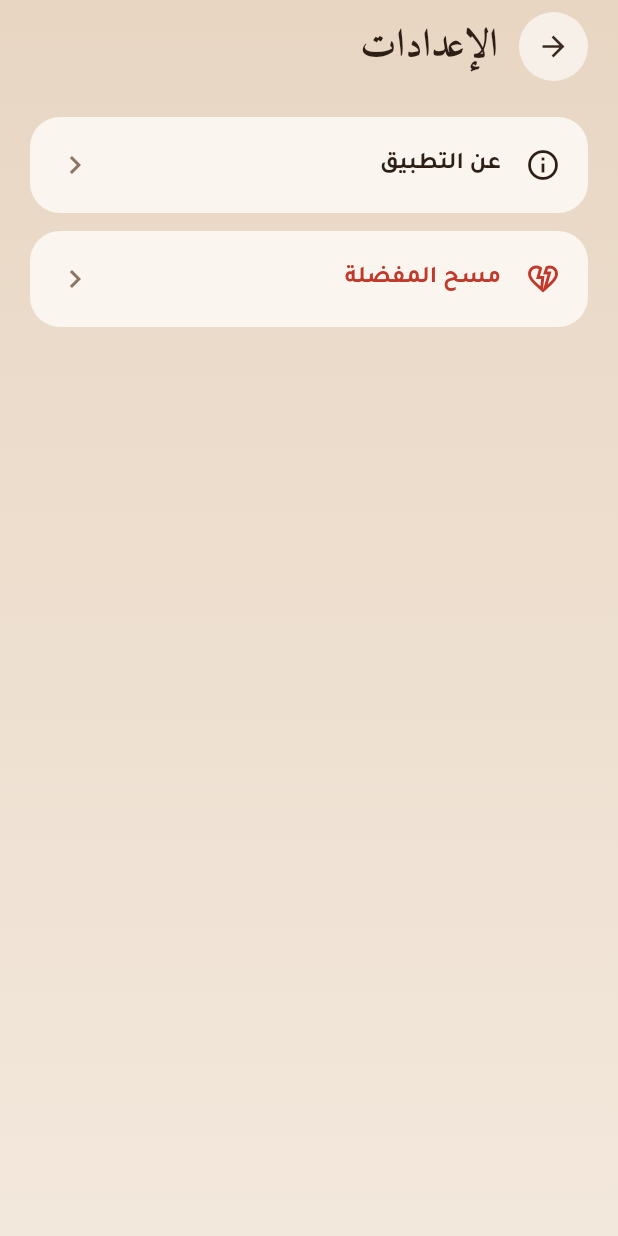
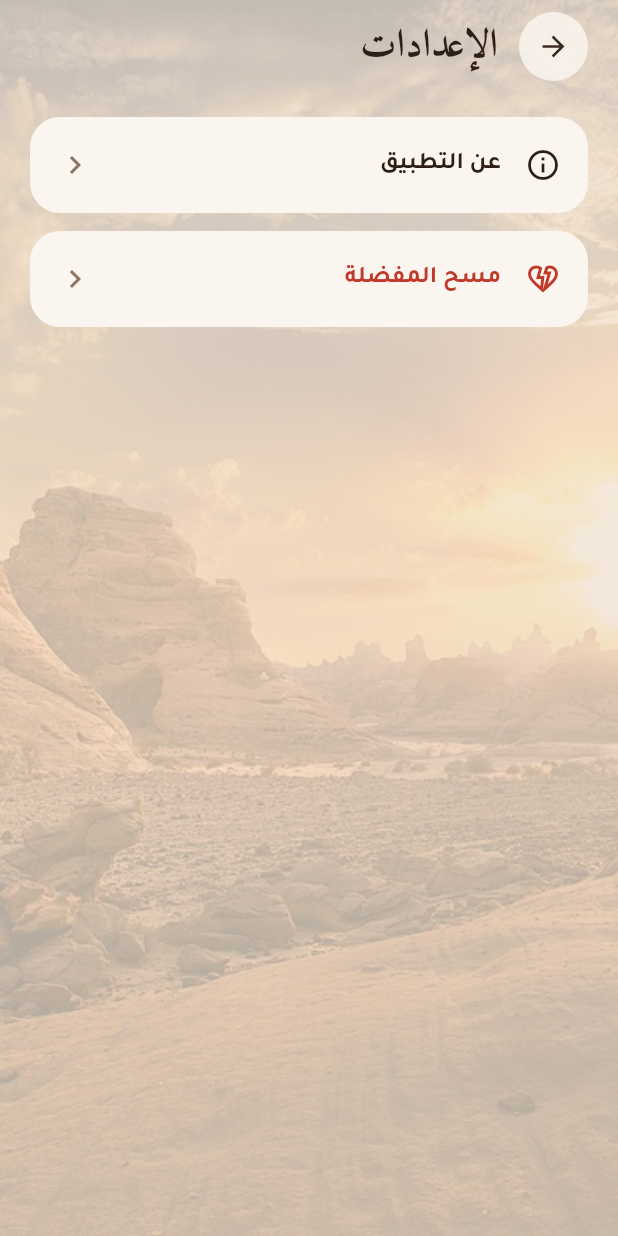
Before and after one commit to areen119-droid/hail-parks-guide, a Flutter app: the screen it shows after launch, after a tap on "ابدأ الاستكشاف", after a tap on the "tune" icon, on a phone screen of 412 x 824 dp. Run offline on Flutter 3.47's test engine with Material 3 defaults, Android fonts, the phone set to English and light mode, and no system bars; our stand-ins replace flutter_map, latlong2, location, shared_preferences; statements that could not run were skipped.

Commit message:
Use the Hail landscape photo as the app background
Co-Authored-By: Claude Opus 5.5 <noreply@anthropic.com>

```diff
--- a/lib/app/theme.dart
+++ b/lib/app/theme.dart
@@ -43,6 +43,19 @@ class AppText {
   );
 }
 
+class AppDecorations {
+  /// Hail landscape photo behind every screen, tinted with sand so text
+  /// stays readable.
+  static const BoxDecoration screenBackground = BoxDecoration(
+    color: AppColors.sandLight,
+    image: DecorationImage(
+      image: AssetImage('assets/images/hail_landscape.jpg'),
+      fit: BoxFit.cover,
+      colorFilter: ColorFilter.mode(Color(0xC2F0E2D2), BlendMode.srcOver),
+    ),
+  );
+}
+
 ThemeData buildAppTheme() {
   return ThemeData(
     fontFamily: AppText.bodyFont,
--- a/lib/features/home/screens/home_screen.dart
+++ b/lib/features/home/screens/home_screen.dart
@@ -41,7 +41,7 @@ class _HomeScreenState extends State<HomeScreen> {
     }).toList();
 
     return Container(
-      decoration: const BoxDecoration(gradient: AppColors.background),
+      decoration: AppDecorations.screenBackground,
       child: SafeArea(
         bottom: false,
         child: CustomScrollView(
--- a/lib/features/parks/park_detail_screen.dart
+++ b/lib/features/parks/park_detail_screen.dart
@@ -37,7 +37,7 @@ class _ParkDetailScreenState extends State<ParkDetailScreen> {
 
     return Scaffold(
       body: Container(
-        decoration: const BoxDecoration(gradient: AppColors.background),
+        decoration: AppDecorations.screenBackground,
         child: SafeArea(
           bottom: false,
           child: ListView(
--- a/lib/features/plants/plant_detail_screen.dart
+++ b/lib/features/plants/plant_detail_screen.dart
@@ -19,7 +19,7 @@ class PlantDetailScreen extends StatelessWidget {
 
     return Scaffold(
       body: Container(
-        decoration: const BoxDecoration(gradient: AppColors.background),
+        decoration: AppDecorations.screenBackground,
         child: SafeArea(
           child: ListView(
             padding: const EdgeInsets.only(bottom: 32),
--- a/lib/features/plants/plants_screen.dart
+++ b/lib/features/plants/plants_screen.dart
@@ -37,7 +37,7 @@ class _PlantsScreenState extends State<PlantsScreen> {
     }).toList();
 
     return Container(
-      decoration: const BoxDecoration(gradient: AppColors.background),
+      decoration: AppDecorations.screenBackground,
       child: SafeArea(
         bottom: false,
         child: CustomScrollView(
--- a/lib/features/profile/screens/profile_screen.dart
+++ b/lib/features/profile/screens/profile_screen.dart
@@ -53,7 +53,7 @@ class _ProfileScreenState extends State<ProfileScreen> {
           ];
 
     return Container(
-      decoration: const BoxDecoration(gradient: AppColors.background),
+      decoration: AppDecorations.screenBackground,
       child: SafeArea(
         bottom: false,
         child: ListView(
--- a/lib/features/settings/screens/settings_screen.dart
+++ b/lib/features/settings/screens/settings_screen.dart
@@ -25,7 +25,7 @@ class SettingsScreen extends StatelessWidget {
   Widget build(BuildContext context) {
     return Scaffold(
       body: Container(
-        decoration: const BoxDecoration(gradient: AppColors.background),
+        decoration: AppDecorations.screenBackground,
         child: SafeArea(
           child: ListView(
             padding: const EdgeInsets.fromLTRB(20, 8, 20, 24),
```
